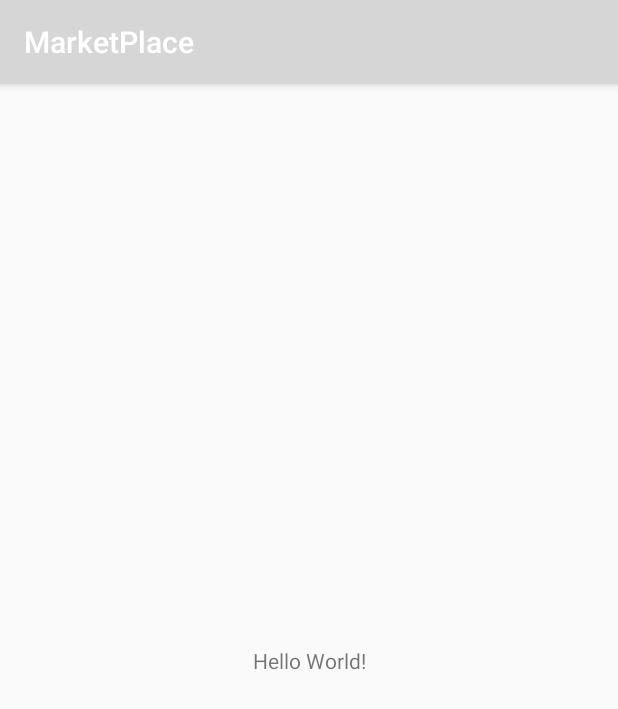
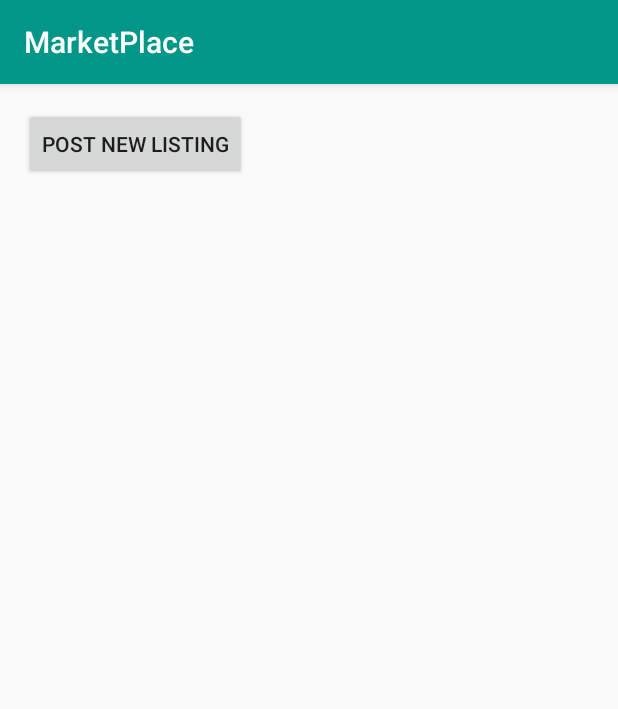
Before and after one commit to TakuHazard/MarketPlace, an Android app: the screen it shows after launch (MainActivity before the commit, ListingActivity after it), on a phone screen of 412 x 824 dp. Shown: the top 709 px of the screen. Run offline under Robolectric (Android 15) with nearby library versions, the phone set to English and light mode, and no system bars.

Commit message:
Add a button for new listing.

```diff
--- a/app/build.gradle
+++ b/app/build.gradle
@@ -32,4 +32,5 @@ dependencies {
     testImplementation 'junit:junit:4.12'
     androidTestImplementation 'androidx.test.ext:junit:1.1.1'
     androidTestImplementation 'androidx.test.espresso:espresso-core:3.2.0'
+    implementation 'androidx.recyclerview:recyclerview:1.1.0'
 }
--- a/app/src/main/AndroidManifest.xml
+++ b/app/src/main/AndroidManifest.xml
@@ -9,14 +9,16 @@
         android:roundIcon="@mipmap/ic_launcher_round"
         android:supportsRtl="true"
         android:theme="@style/AppTheme">
-        <activity android:name=".ListingActivity"></activity>
-        <activity android:name=".MainActivity">
+        <activity android:name=".ListingActivity">
             <intent-filter>
                 <action android:name="android.intent.action.MAIN" />
 
                 <category android:name="android.intent.category.LAUNCHER" />
             </intent-filter>
         </activity>
+        <activity android:name=".MainActivity">
+
+        </activity>
     </application>
 
 </manifest>
--- a/app/src/main/java/videodemos/example/marketplace/ListingActivity.kt
+++ b/app/src/main/java/videodemos/example/marketplace/ListingActivity.kt
@@ -2,11 +2,23 @@ package videodemos.example.marketplace
 
 import androidx.appcompat.app.AppCompatActivity
 import android.os.Bundle
+import android.widget.Button
+import android.widget.Toast
 
 class ListingActivity : AppCompatActivity() {
 
     override fun onCreate(savedInstanceState: Bundle?) {
         super.onCreate(savedInstanceState)
         setContentView(R.layout.activity_listing)
+
+        setupButtons()
+    }
+
+    private fun setupButtons() {
+        val addNewListing : Button = findViewById(R.id.btn_post_new_listing)
+        addNewListing.setOnClickListener{
+            Toast.makeText(this, "Button Clicked!", Toast.LENGTH_LONG).show()
+        }
+
     }
 }
--- a/app/src/main/res/layout/activity_listing.xml
+++ b/app/src/main/res/layout/activity_listing.xml
@@ -6,4 +6,14 @@
     android:layout_height="match_parent"
     tools:context=".ListingActivity">
 
+    <Button
+        android:id="@+id/btn_post_new_listing"
+        android:layout_width="wrap_content"
+        android:layout_height="wrap_content"
+        android:layout_marginStart="16dp"
+        android:layout_marginLeft="16dp"
+        android:layout_marginTop="16dp"
+        android:text="Post New Listing"
+        app:layout_constraintStart_toStartOf="parent"
+        app:layout_constraintTop_toTopOf="parent" />
 </androidx.constraintlayout.widget.ConstraintLayout>
--- a/app/src/main/res/values/styles.xml
+++ b/app/src/main/res/values/styles.xml
@@ -3,9 +3,9 @@
     <!-- Base application theme. -->
     <style name="AppTheme" parent="Theme.AppCompat.Light.DarkActionBar">
         <!-- Customize your theme here. -->
-        <item name="colorPrimary">@color/colorPrimary</item>
-        <item name="colorPrimaryDark">@color/colorPrimaryDark</item>
-        <item name="colorAccent">@color/colorAccent</item>
+        <item name="colorPrimary">@color/primaryColor</item>
+        <item name="colorPrimaryDark">@color/primaryDarkColor</item>
+        <item name="colorAccent">@color/secondaryColor</item>
     </style>
 
 </resources>
```
